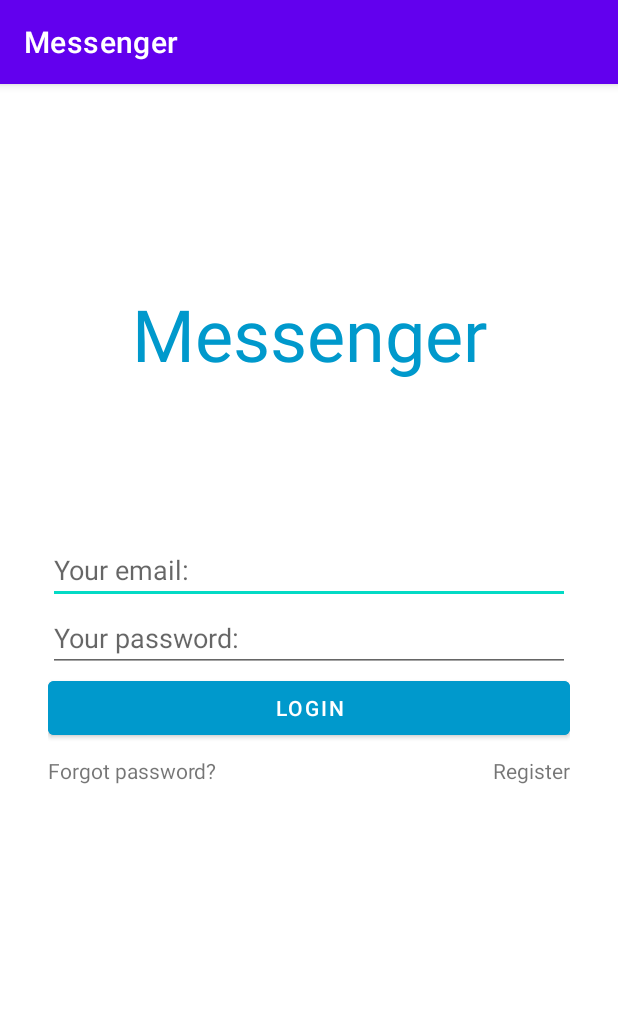
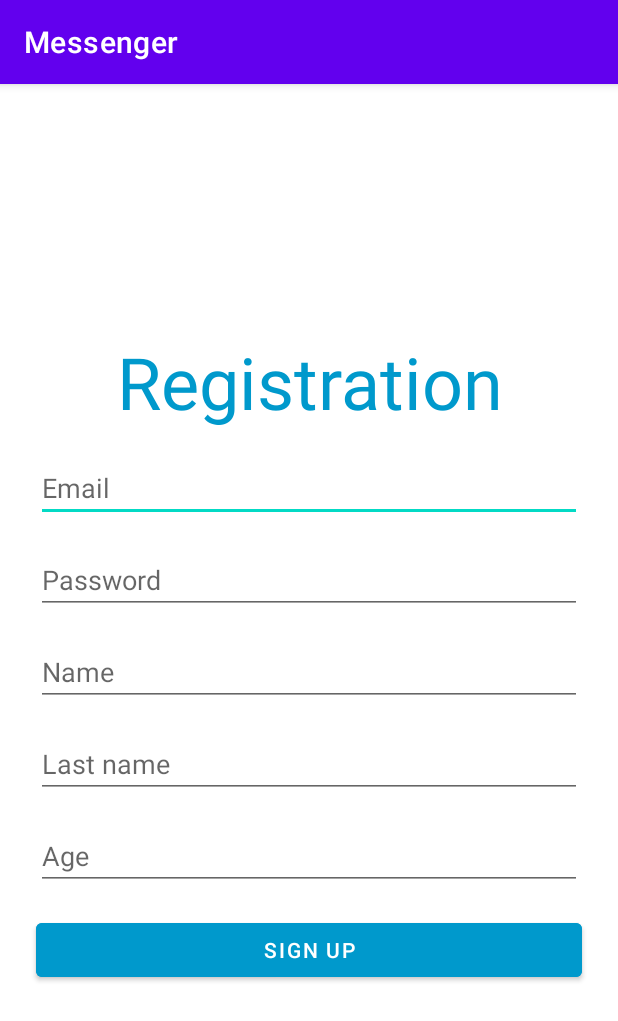
Before and after one commit to fdonnut/Messenger, an Android app: the screen it shows after launch (LoginActivity before the commit, RegistrationActivity after it), after a tap on "Register", on a phone screen of 412 x 824 dp. Shown: the top 1021 px of the screen. Run offline under Robolectric (Android 15) with nearby library versions, the phone set to English and light mode, and no system bars.

Commit message:
registration activity

```diff
--- a/app/src/main/AndroidManifest.xml
+++ b/app/src/main/AndroidManifest.xml
@@ -13,7 +13,16 @@
         android:theme="@style/Theme.Messenger"
         tools:targetApi="31">
         <activity
+            android:name=".RegistrationActivity"
+            android:windowSoftInputMode="adjustResize"
+            android:exported="false">
+            <meta-data
+                android:name="android.app.lib_name"
+                android:value="" />
+        </activity>
+        <activity
             android:name=".LoginActivity"
+            android:windowSoftInputMode="adjustResize"
             android:exported="true">
             <intent-filter>
                 <action android:name="android.intent.action.MAIN" />
--- a/app/src/main/java/com/donnut/messenger/LoginActivity.java
+++ b/app/src/main/java/com/donnut/messenger/LoginActivity.java
@@ -2,6 +2,7 @@ package com.donnut.messenger;
 
 import androidx.appcompat.app.AppCompatActivity;
 
+import android.content.Intent;
 import android.os.Bundle;
 import android.view.View;
 import android.widget.Button;
@@ -37,7 +38,8 @@ public class LoginActivity extends AppCompatActivity {
         textViewRegister.setOnClickListener(new View.OnClickListener() {
             @Override
             public void onClick(View view) {
-
+                Intent intent = RegistrationActivity.newIntent(LoginActivity.this);
+                startActivity(intent);
             }
         });
     }
--- /dev/null
+++ b/app/src/main/java/com/donnut/messenger/RegistrationActivity.java
@@ -0,0 +1,54 @@
+package com.donnut.messenger;
+
+import androidx.appcompat.app.AppCompatActivity;
+
+import android.content.Context;
+import android.content.Intent;
+import android.os.Bundle;
+import android.view.View;
+import android.widget.Button;
+import android.widget.EditText;
+
+public class RegistrationActivity extends AppCompatActivity {
+
+    private EditText editTextEmail;
+    private EditText editTextPassword;
+    private EditText editTextName;
+    private EditText editTextLastName;
+    private EditText editTextAge;
+    private Button buttonSignUp;
+
+    @Override
+    protected void onCreate(Bundle savedInstanceState) {
+        super.onCreate(savedInstanceState);
+        setContentView(R.layout.activity_registration);
+        initViews();
+        buttonSignUp.setOnClickListener(new View.OnClickListener() {
+            @Override
+            public void onClick(View view) {
+                String email = getTrimmedValue(editTextEmail);
+                String password = getTrimmedValue(editTextPassword);
+                String name = getTrimmedValue(editTextName);
+                String lastName = getTrimmedValue(editTextLastName);
+                int age = Integer.parseInt(getTrimmedValue(editTextAge));
+            }
+        });
+    }
+
+    private void initViews() {
+        editTextEmail = findViewById(R.id.editTextEmail);
+        editTextPassword = findViewById(R.id.editTextPassword);
+        editTextName = findViewById(R.id.editTextName);
+        editTextLastName = findViewById(R.id.editTextLastName);
+        editTextAge = findViewById(R.id.editTextAge);
+        buttonSignUp = findViewById(R.id.buttonSignUp);
+    }
+
+    private String getTrimmedValue(EditText editText) {
+        return editText.getText().toString().trim();
+    }
+
+    public static Intent newIntent(Context context) {
+        return new Intent(context, RegistrationActivity.class);
+    }
+}
--- /dev/null
+++ b/app/src/main/res/layout/activity_registration.xml
@@ -0,0 +1,77 @@
+<?xml version="1.0" encoding="utf-8"?>
+<ScrollView xmlns:android="http://schemas.android.com/apk/res/android"
+    xmlns:app="http://schemas.android.com/apk/res-auto"
+    xmlns:tools="http://schemas.android.com/tools"
+    android:layout_width="match_parent"
+    android:layout_height="match_parent"
+    android:fillViewport="true"
+    tools:context=".RegistrationActivity">
+
+    <LinearLayout
+        android:layout_width="match_parent"
+        android:layout_height="wrap_content"
+        android:gravity="center"
+        android:orientation="vertical"
+        android:padding="16dp">
+
+        <TextView
+            android:layout_width="match_parent"
+            android:layout_height="wrap_content"
+            android:layout_margin="8dp"
+            android:text="@string/registration"
+            android:textAlignment="center"
+            android:textColor="@android:color/holo_blue_dark"
+            android:textSize="48sp" />
+
+        <EditText
+            android:id="@+id/editTextEmail"
+            android:layout_width="match_parent"
+            android:layout_height="wrap_content"
+            android:layout_margin="8dp"
+            android:hint="@string/email"
+            android:inputType="textEmailAddress" />
+
+        <EditText
+            android:id="@+id/editTextPassword"
+            android:layout_width="match_parent"
+            android:layout_height="wrap_content"
+            android:layout_margin="8dp"
+            android:hint="@string/password"
+            android:inputType="textPassword" />
+
+        <EditText
+            android:id="@+id/editTextName"
+            android:layout_width="match_parent"
+            android:layout_height="wrap_content"
+            android:layout_margin="8dp"
+            android:hint="@string/name"
+            android:inputType="textCapWords" />
+
+        <EditText
+            android:id="@+id/editTextLastName"
+            android:layout_width="match_parent"
+            android:layout_height="wrap_content"
+            android:layout_margin="8dp"
+            android:hint="@string/last_name"
+            android:inputType="textCapWords" />
+
+        <EditText
+            android:id="@+id/editTextAge"
+            android:layout_width="match_parent"
+            android:layout_height="wrap_content"
+            android:layout_margin="8dp"
+            android:hint="@string/age"
+            android:inputType="number" />
+
+        <Button
+            android:id="@+id/buttonSignUp"
+            android:layout_width="match_parent"
+            android:layout_height="wrap_content"
+            android:layout_margin="8dp"
+            android:backgroundTint="@android:color/holo_blue_dark"
+            android:text="@string/sign_up" />
+
+
+    </LinearLayout>
+
+</ScrollView>
--- a/app/src/main/res/values/strings.xml
+++ b/app/src/main/res/values/strings.xml
@@ -6,4 +6,11 @@
     <string name="login">Login</string>
     <string name="forgot_password">Forgot password?</string>
     <string name="register">Register</string>
+    <string name="registration">Registration</string>
+    <string name="email">Email</string>
+    <string name="password">Password</string>
+    <string name="name">Name</string>
+    <string name="last_name">Last name</string>
+    <string name="age">Age</string>
+    <string name="sign_up">Sign up</string>
 </resources>
```
